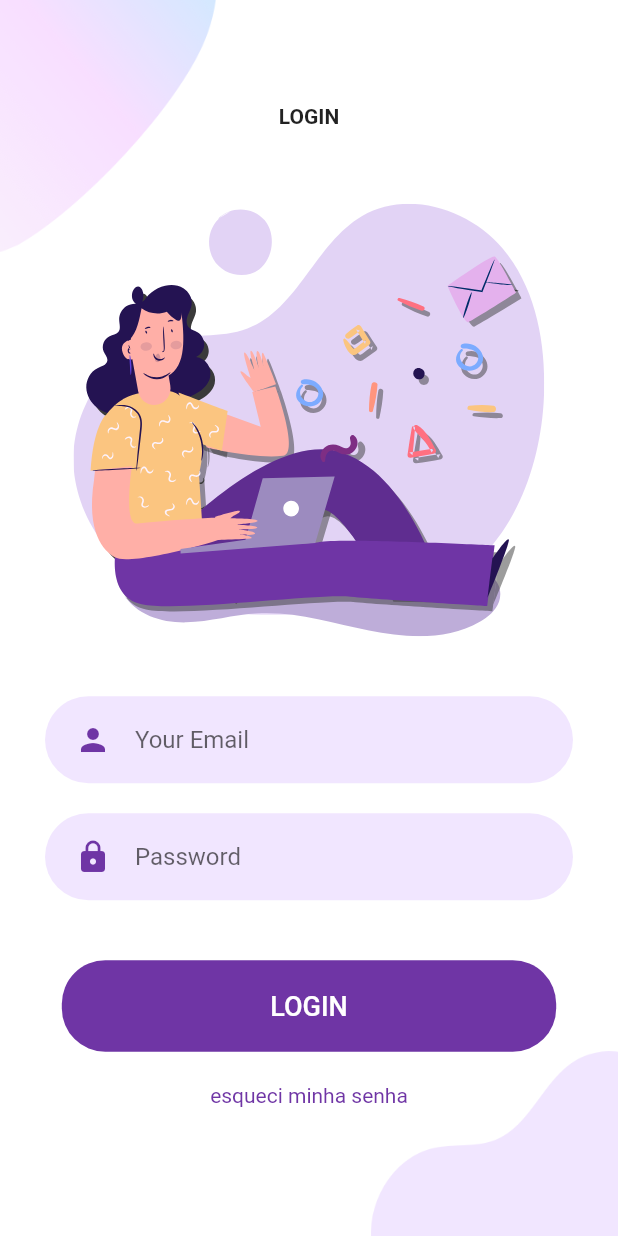
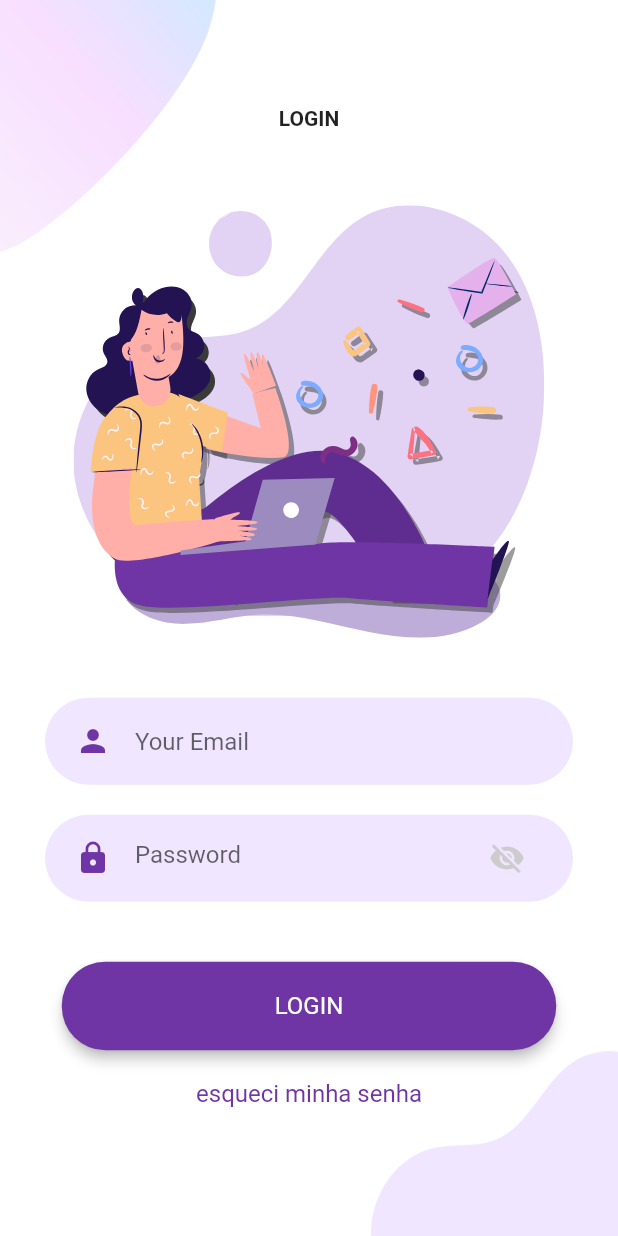
Before and after one commit to paahdiego/FlutterAuthTemplate, a Flutter app: the screen it shows after launch, after a tap on "LOGIN", on a phone screen of 412 x 824 dp. Run offline on Flutter 3.47's test engine with Material 2 defaults, Android fonts, the phone set to English and light mode, and no system bars; our stand-ins replace flutter_secure_storage, flutter_svg, google_fonts, top_snackbar_flutter; statements that could not run were skipped.

Commit message:
animations and improviments

```diff
--- a/lib/core/app_colors.dart
+++ b/lib/core/app_colors.dart
@@ -5,12 +5,7 @@ class AppColors {
   static const Color kPrimaryColor = Color(0xFF6F35A5);
   static const Color kPrimaryLightColor = Color(0xFFF1E6FF);
   static const Color white = Color(0xFFFFFFFF);
-
-  static const Color redHero = Color(0xFFE02041);
-  static const Color primaryTitle = Color(0xFF13131A);
-  static const Color secondaryTitle = Color(0xFF41414D);
-  static const Color primaryText = Color(0xFF737380);
-  static const Color inputBg = Color(0xFFFFFFFF);
-  static const Color inputLine = Color(0xFFDCDCE6);
-  static const Color backgroundColor = Color(0xFFF0F0F5);
+  static const Color activatedSuffixButton = Color(0xFF6F35A5);
+  static const Color inputFontColor = Color(0xFF6F35A5);
+  static const Color deactivatedSuffixButton = Color(0xFFCCCCCC);
 }
--- a/lib/core/app_icons.dart
+++ b/lib/core/app_icons.dart
@@ -1,3 +1,5 @@
+import 'package:flutter_svg/flutter_svg.dart';
+
 class AppIcons {
   static String get chat => "assets/icons/chat.svg";
   static String get facebook => "assets/icons/facebook.svg";
@@ -5,4 +7,33 @@ class AppIcons {
   static String get googlePlus => "assets/icons/google-plus.svg";
   static String get login => "assets/icons/login.svg";
   static String get signup => "assets/icons/signup.svg";
+
+  static Future<void> loadCache() {
+    return Future.wait([
+      precachePicture(
+        ExactAssetPicture(SvgPicture.svgStringDecoder, AppIcons.chat),
+        null,
+      ),
+      precachePicture(
+        ExactAssetPicture(SvgPicture.svgStringDecoder, AppIcons.facebook),
+        null,
+      ),
+      precachePicture(
+        ExactAssetPicture(SvgPicture.svgStringDecoder, AppIcons.twitter),
+        null,
+      ),
+      precachePicture(
+        ExactAssetPicture(SvgPicture.svgStringDecoder, AppIcons.googlePlus),
+        null,
+      ),
+      precachePicture(
+        ExactAssetPicture(SvgPicture.svgStringDecoder, AppIcons.signup),
+        null,
+      ),
+      precachePicture(
+        ExactAssetPicture(SvgPicture.svgStringDecoder, AppIcons.login),
+        null,
+      ),
+    ]);
+  }
 }
--- a/lib/core/app_images.dart
+++ b/lib/core/app_images.dart
@@ -3,4 +3,5 @@ class AppImages {
   static String get mainBottom => "assets/main_bottom.png";
   static String get mainTop => "assets/main_top.png";
   static String get signupTop => "assets/signup_top.png";
+
 }
--- a/lib/core/app_text_styles.dart
+++ b/lib/core/app_text_styles.dart
@@ -4,8 +4,8 @@ import 'package:google_fonts/google_fonts.dart';
 import 'app_colors.dart';
 
 class AppTextStyles {
-  static TextStyle primary(
-    double size, {
+  static TextStyle inputStyle({
+    double size = 16,
     FontWeight fontWeight = FontWeight.w400,
   }) =>
       GoogleFonts.roboto(
@@ -13,4 +13,22 @@ class AppTextStyles {
         fontSize: size,
         fontWeight: fontWeight,
       );
+  static TextStyle textButtonStyle({
+    double size = 16,
+    FontWeight fontWeight = FontWeight.w400,
+  }) =>
+      GoogleFonts.roboto(
+        color: AppColors.kPrimaryColor,
+        fontSize: size,
+        fontWeight: fontWeight,
+      );
+  static TextStyle roundedButtonStyle({
+    double size = 16,
+    FontWeight fontWeight = FontWeight.w400,
+  }) =>
+      GoogleFonts.roboto(
+        color: AppColors.white,
+        fontSize: size,
+        fontWeight: fontWeight,
+      );
 }
--- a/lib/core/app_widget.dart
+++ b/lib/core/app_widget.dart
@@ -5,6 +5,7 @@ import 'package:authtemplate/splash/splash_page.dart';
 import 'package:authtemplate/welcome/welcome_page.dart';
 import 'package:flutter/material.dart';
 import 'package:flutter/services.dart';
+
 import 'package:provider/provider.dart';
 
 class AppWidget extends StatefulWidget {
@@ -15,6 +16,7 @@ class AppWidget extends StatefulWidget {
 class _AppWidgetState extends State<AppWidget> {
   @override
   void initState() {
+    AppIcons.loadCache();
     super.initState();
   }
 
--- a/lib/login/login_page.dart
+++ b/lib/login/login_page.dart
@@ -9,6 +9,9 @@ import 'package:flutter/material.dart';
 import 'package:flutter_svg/flutter_svg.dart';
 import 'package:provider/provider.dart';
 
+import 'package:top_snackbar_flutter/top_snack_bar.dart';
+import 'package:top_snackbar_flutter/custom_snack_bar.dart';
+
 class LoginPage extends StatefulWidget {
   @override
   _LoginPageState createState() => _LoginPageState();
@@ -18,6 +21,9 @@ class _LoginPageState extends State<LoginPage> {
   final _formKey = GlobalKey<FormState>();
   TextEditingController emailController = TextEditingController();
   TextEditingController passController = TextEditingController();
+
+  bool invisiblePassword = true;
+  IconData invisiblePasswordIcon = Icons.visibility_off;
 
   AuthController controller;
 
@@ -46,11 +52,16 @@ class _LoginPageState extends State<LoginPage> {
           });
           if (Navigator.canPop(context)) Navigator.of(context).pop();
         } catch (error) {
-          print("entrou aqui");
+          showTopSnackBar(
+            context,
+            CustomSnackBar.error(
+              backgroundColor: Colors.red,
+              message: "$error",
+            ),
+          );
           setState(() {
             controller.state = AuthState.notAuthenticated;
           });
-          //showInSnackBar('Falha ao realizar o login');
         }
       }
     } catch (e) {}
@@ -88,6 +99,7 @@ class _LoginPageState extends State<LoginPage> {
                   icon: Icons.person,
                   controller: emailController,
                   keyboardType: TextInputType.emailAddress,
+                  textInputAction: TextInputAction.next,
                   validator: (String value) {
                     if (value.isEmpty) {
                       return "digite o e-mail";
@@ -105,7 +117,25 @@ class _LoginPageState extends State<LoginPage> {
                   hintText: "Password",
                   icon: Icons.lock,
                   controller: passController,
-                  obscureText: true,
+                  obscureText: invisiblePassword,
+                  suffixIcon: IconButton(
+                      splashColor: AppColors.transparent,
+                      icon: Icon(
+                        invisiblePasswordIcon,
+                        color: invisiblePassword
+                            ? AppColors.deactivatedSuffixButton
+                            : AppColors.activatedSuffixButton,
+                      ),
+                      onPressed: () {
+                        setState(() {
+                          invisiblePassword = !invisiblePassword;
+                          if (invisiblePassword) {
+                            invisiblePasswordIcon = Icons.visibility_off;
+                          } else {
+                            invisiblePasswordIcon = Icons.visibility;
+                          }
+                        });
+                      }),
                   keyboardType: TextInputType.visiblePassword,
                   validator: (String value) {
                     if (value.isEmpty) {
@@ -121,18 +151,20 @@ class _LoginPageState extends State<LoginPage> {
               RoundedButton(
                 onPressed: () async {
                   await login();
-                  //Navigator.of(context).pop();
                 },
                 child: controller.state != AuthState.loading
                     ? Text(
                         "LOGIN",
-                        style: TextStyle(fontSize: 18),
+                        style: AppTextStyles.roundedButtonStyle(),
                       )
                     : SizedBox(
                         height: 20,
                         width: 20,
                         child: CircularProgressIndicator(
-                          backgroundColor: AppColors.white,
+                          backgroundColor: AppColors.kPrimaryLightColor,
+                          valueColor: new AlwaysStoppedAnimation<Color>(
+                            AppColors.kPrimaryColor,
+                          ),
                           strokeWidth: 2.5,
                         ),
                       ),
@@ -144,7 +176,7 @@ class _LoginPageState extends State<LoginPage> {
                 onPressed: () {},
                 child: Text(
                   "esqueci minha senha",
-                  style: AppTextStyles.primary(14),
+                  style: AppTextStyles.textButtonStyle(),
                 ),
               ),
             ],
--- a/lib/shared/controllers/auth.dart
+++ b/lib/shared/controllers/auth.dart
@@ -14,15 +14,6 @@ class AuthController extends ChangeNotifier {
     this.stateNotifier.value = await AuthService.isAuthenticated();
     notifyListeners();
   }
-
-/*
-  void setIsAuthenticated(bool value) {
-    this.isAuthenticated = value;
-    if (!value) {
-      AuthService().logout().then((value) => null);
-    }
-    notifyListeners();
-  } */
 
   void logout() {
     AuthService().logout();
--- a/lib/shared/widgets/rounded_button.dart
+++ b/lib/shared/widgets/rounded_button.dart
@@ -1,7 +1,7 @@
 import 'package:authtemplate/core/core.dart';
 import 'package:flutter/material.dart';
 
-class RoundedButton extends StatelessWidget {
+class RoundedButton extends StatefulWidget {
   final Widget child;
   final VoidCallback onPressed;
   final Color color, textColor;
@@ -15,12 +15,62 @@ class RoundedButton extends StatelessWidget {
   }) : super(key: key);
 
   @override
+  _RoundedButtonState createState() => _RoundedButtonState();
+}
+
+class _RoundedButtonState extends State<RoundedButton>
+    with TickerProviderStateMixin {
+  AnimationController animationController;
+  double _scale = 1;
+
+  Key teste;
+
+  @override
+  void initState() {
+    animationController = AnimationController(
+      vsync: this,
+      lowerBound: 0.0,
+      upperBound: 0.05,
+      duration: Duration(milliseconds: 200),
+    )..addListener(() {
+        setState(() {
+          _scale = 1 - animationController.value;
+        });
+      });
+
+    super.initState();
+  }
+
+  @override
+  void dispose() {
+    super.dispose();
+    animationController.dispose();
+  }
+
+  void _tapDown(TapDownDetails details) {
+    print("down");
+    animationController.forward();
+  }
+
+  void _tapUp(/* TapUpDetails details */) {
+    print("up");
+    animationController.reverse();
+  }
+
+  @override
   Widget build(BuildContext context) {
-    Size size = MediaQuery.of(context).size;
+    DeviceScreenSize dss = DeviceScreenSize(mediaQuery: MediaQuery.of(context));
+
     return Container(
-      width: size.width * 0.8,
+      width: dss.displayWidth * 0.8,
+      child: GestureDetector(
+        onTapDown: _tapDown,
+        onTap: widget.onPressed,
+        child: Transform.scale(
+          scale: _scale,
           child: TextButton(
             style: ButtonStyle(
+              elevation: MaterialStateProperty.all(3.5),
               shape: MaterialStateProperty.all(
                 RoundedRectangleBorder(
                   borderRadius: BorderRadius.all(
@@ -31,11 +81,16 @@ class RoundedButton extends StatelessWidget {
               padding: MaterialStateProperty.all(
                 EdgeInsets.symmetric(vertical: 20, horizontal: 40),
               ),
-          backgroundColor: MaterialStateProperty.all(this.color),
-          foregroundColor: MaterialStateProperty.all(this.textColor),
+              backgroundColor: MaterialStateProperty.all(this.widget.color),
+              foregroundColor: MaterialStateProperty.all(this.widget.textColor),
             ),
-        onPressed: this.onPressed,
-        child: this.child,
+            onPressed: () {
+              widget.onPressed();
+              _tapUp();
+            },
+            child: this.widget.child,
+          ),
+        ),
       ),
     );
   }
--- a/lib/shared/widgets/rounded_input_field.dart
+++ b/lib/shared/widgets/rounded_input_field.dart
@@ -10,6 +10,9 @@ class RoundedInputField extends StatelessWidget {
   final TextEditingController controller;
   final TextInputType keyboardType;
   final bool obscureText;
+  final Widget suffixIcon;
+  final TextInputAction textInputAction;
+  final ValueChanged<String> onFieldSubmitted;
 
   const RoundedInputField({
     Key key,
@@ -18,8 +21,11 @@ class RoundedInputField extends StatelessWidget {
     this.onChanged,
     this.validator,
     this.controller,
+    this.suffixIcon,
+    this.textInputAction = TextInputAction.done,
     this.obscureText = false,
     this.keyboardType = TextInputType.text,
+    this.onFieldSubmitted,
   }) : super(key: key);
 
   @override
@@ -36,10 +42,14 @@ class RoundedInputField extends StatelessWidget {
         obscureText: obscureText,
         onChanged: onChanged,
         keyboardType: keyboardType,
+        onFieldSubmitted: (_) {},
+        textInputAction: textInputAction,
+        style: AppTextStyles.inputStyle(),
         decoration: InputDecoration(
           icon: Icon(icon, color: AppColors.kPrimaryColor),
           hintText: hintText,
           border: InputBorder.none,
+          suffixIcon: suffixIcon,
           errorStyle: TextStyle(
             color: AppColors.kPrimaryColor,
           ),
--- a/lib/splash/splash_page.dart
+++ b/lib/splash/splash_page.dart
@@ -1,7 +1,8 @@
 import 'package:authtemplate/core/core.dart';
 import 'package:authtemplate/splash/widgets/bouncing_effect.dart';
-import 'package:authtemplate/welcome/welcome_page.dart';
+
 import 'package:flutter/material.dart';
+import 'package:flutter_svg/flutter_svg.dart';
 import 'package:flutter_svg/svg.dart';
 
 class SplashPage extends StatefulWidget {
@@ -12,12 +13,12 @@ class SplashPage extends StatefulWidget {
 
 class _SplashPageState extends State<SplashPage> {
   @override
+  void initState() {
+    super.initState();
+  }
+
+  @override
   Widget build(BuildContext context) {
-    /* Future.delayed(Duration(seconds: 3)).then((value) {
-      Navigator.pushReplacement(
-          context, MaterialPageRoute(builder: (context) => WelcomePage()));
-    }); */
-
     return Scaffold(
       body: Container(
         decoration: BoxDecoration(color: AppColors.kPrimaryColor),
--- a/pubspec.yaml
+++ b/pubspec.yaml
@@ -32,6 +32,7 @@ dependencies:
   provider: ^5.0.0
   flutter_secure_storage: ^4.2.0
   http: ^0.13.3
+  top_snackbar_flutter: ^1.0.0
 
 dev_dependencies:
   flutter_test:
```
Also changed, not shown: pubspec.lock. Lines whose indentation alone changed are shown as unchanged.
